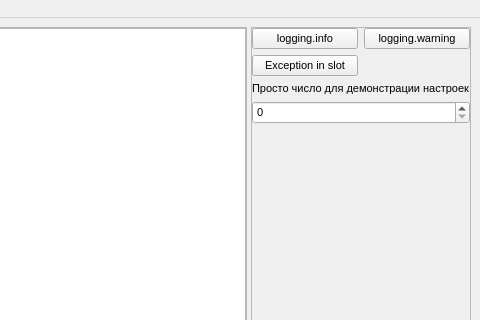
Above: usbip_gui/ui/mainwindow.ui from Feelinglight/usbip_userspace before the change; both pictures show x 457 to 937 and y 0 to 320 of the 937 by 653 pixel window. Below: the same form after it.
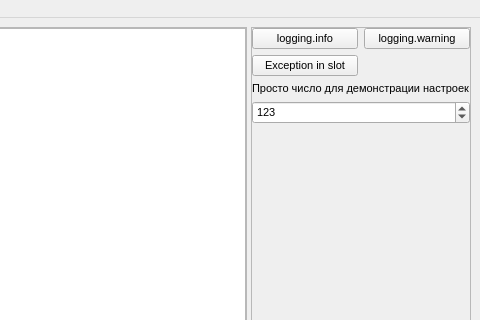
That is the form after the change. Icons and pictures are not drawn.

Diff of the .ui file:
```diff
--- a/usbip_gui/ui/mainwindow.ui
+++ b/usbip_gui/ui/mainwindow.ui
@@ -126,6 +126,9 @@
           <property name="maximum">
            <number>999999999</number>
           </property>
+          <property name="value">
+           <number>123</number>
+          </property>
          </widget>
         </item>
        </layout>
```
